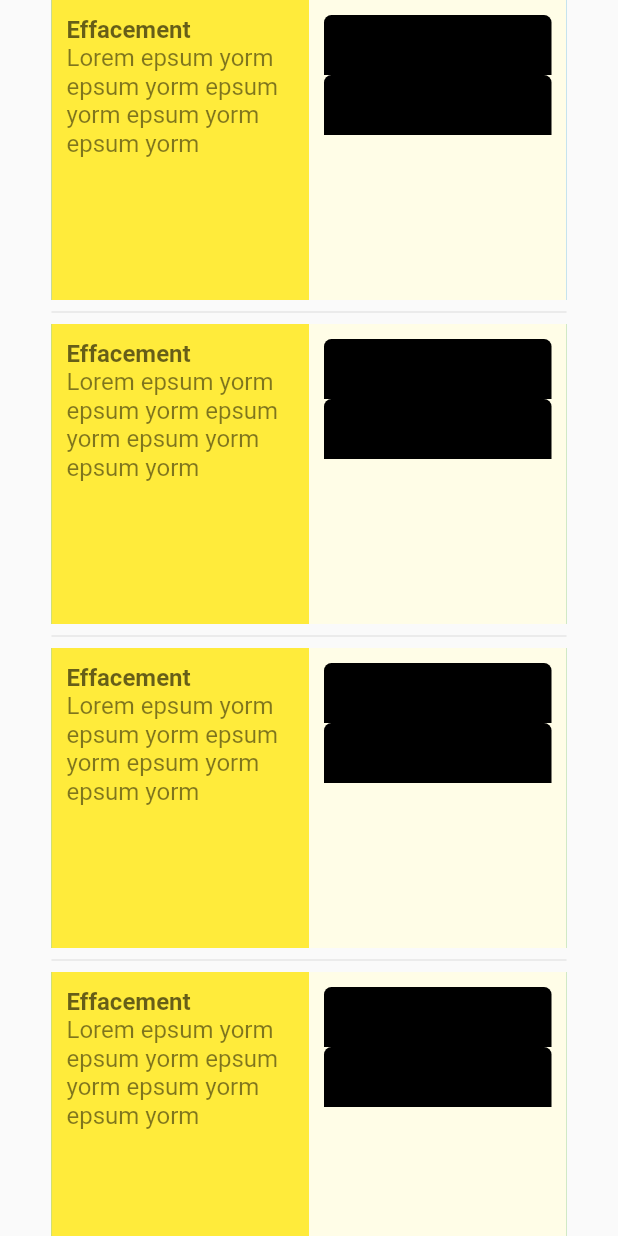
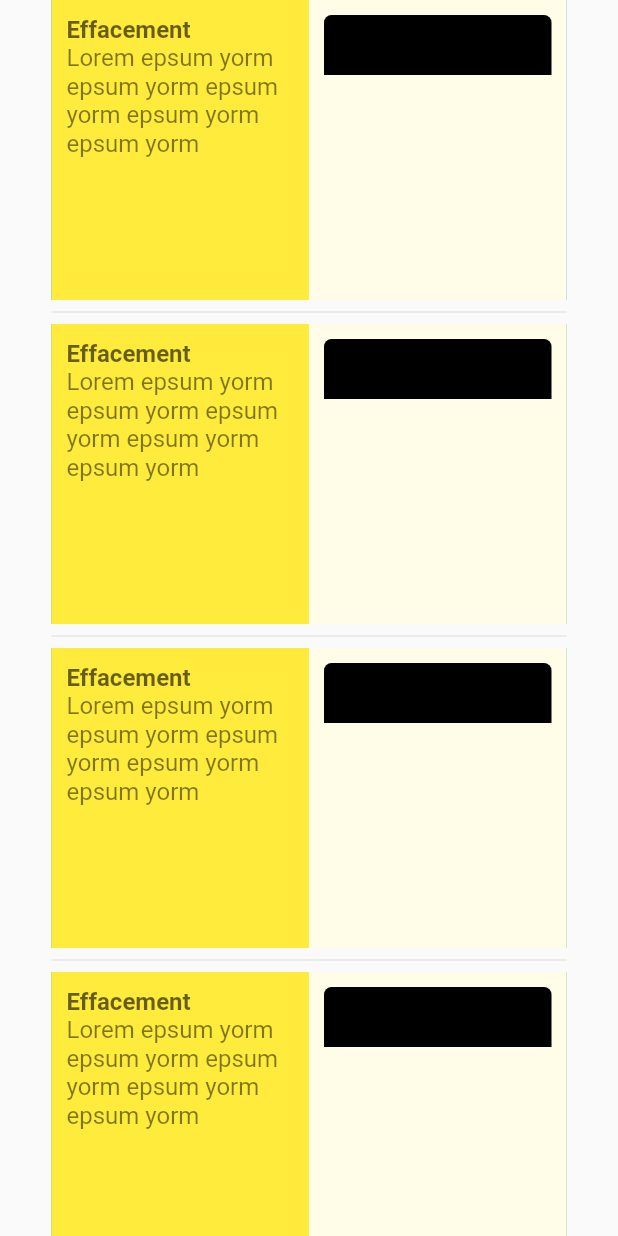
Before and after one commit to luconti/edemascore, a Flutter app: the screen it shows after launch, on a phone screen of 412 x 824 dp. Run offline on Flutter 3.47's test engine with Material 2 defaults, Android fonts, the phone set to English and light mode, and no system bars; Roboto replaces fonts that are missing (OpenSans).

Commit message:
refactor widget naming

```diff
--- a/lib/home.dart
+++ b/lib/home.dart
@@ -1,5 +1,5 @@
 import 'package:flutter/material.dart';
-import 'widgets/input.dart';
+import 'widgets/component.dart';
 
 class HomePage extends StatefulWidget {
   const HomePage({Key? key, required this.title}) : super(key: key);
@@ -24,35 +24,35 @@ class _HomePageState extends State<HomePage> {
                 child: Column(
                   mainAxisAlignment: MainAxisAlignment.start,
                   children: const [
-                    Input(
+                    Component(
                       title: "Effacement",
                       description:
                           "Lorem epsum yorm epsum yorm epsum yorm epsum yorm epsum yorm",
                       color: Colors.blue,
                     ),
                     Divider(),
-                    Input(
+                    Component(
                       title: "Effacement",
                       description:
                           "Lorem epsum yorm epsum yorm epsum yorm epsum yorm epsum yorm",
                       color: Colors.green,
                     ),
                     Divider(),
-                    Input(
+                    Component(
                       title: "Effacement",
                       description:
                           "Lorem epsum yorm epsum yorm epsum yorm epsum yorm epsum yorm",
                       color: Colors.green,
                     ),
                     Divider(),
-                    Input(
+                    Component(
                       title: "Effacement",
                       description:
                           "Lorem epsum yorm epsum yorm epsum yorm epsum yorm epsum yorm",
                       color: Colors.green,
                     ),
                     Divider(),
-                    Input(
+                    Component(
                       title: "Effacement",
                       description:
                           "Lorem epsum yorm epsum yorm epsum yorm epsum yorm epsum yorm",
--- a/lib/widgets/component.dart
+++ b/lib/widgets/component.dart
@@ -1,23 +1,72 @@
+import 'package:edema_calc/widgets/component_option.dart';
+import 'package:edema_calc/widgets/component_options.dart';
 import 'package:flutter/material.dart';
 
 class Component extends StatelessWidget {
-  const Component({Key? key}) : super(key: key);
+  const Component({
+    Key? key,
+    required this.title,
+    required this.description,
+    required this.color,
+  }) : super(key: key);
+
+  final String title;
+  final String description;
+  final Color color;
 
   @override
   Widget build(BuildContext context) {
-    return GestureDetector(
-      onTap: () => {},
-      child: Container(
-        height: 40,
-        decoration: const BoxDecoration(
-          color: Colors.black,
-          // TODO: only add radius to top and bottom buttons
-          borderRadius: BorderRadius.only(
-            topLeft: Radius.circular(5),
-            topRight: Radius.circular(5),
-          ),
-        ),
-      ),
+    return Container(
+      height: 200,
+      color: color,
+      child: LayoutBuilder(
+          builder: (BuildContext context, BoxConstraints constraints) {
+        return Row(
+          children: [
+            Flexible(
+              child: Container(
+                color: Colors.yellow,
+                alignment: Alignment.center,
+                padding: const EdgeInsets.all(10),
+                child: Column(
+                  crossAxisAlignment: CrossAxisAlignment.stretch,
+                  mainAxisAlignment: MainAxisAlignment.start,
+                  children: [
+                    Text(
+                      title,
+                      style: TextStyle(
+                        fontSize: 16,
+                        fontWeight: FontWeight.w600,
+                        color: Colors.black.withOpacity(0.6),
+                      ),
+                    ),
+                    Text(
+                      description,
+                      style: TextStyle(
+                        fontSize: 16,
+                        fontWeight: FontWeight.w400,
+                        color: Colors.black.withOpacity(0.5),
+                      ),
+                    ),
+                  ],
+                ),
+              ),
+            ),
+            Flexible(
+              child: Container(
+                color: Colors.yellow[50],
+                alignment: Alignment.center,
+                padding: const EdgeInsets.all(10),
+                child: ComponentOptions(
+                  options: [
+                    ComponentOptionInput(title: "Effacement", score: 0)
+                  ],
+                ),
+              ),
+            ),
+          ],
+        );
+      }),
     );
   }
 }
--- /dev/null
+++ b/lib/widgets/component_option.dart
@@ -0,0 +1,32 @@
+import 'package:flutter/material.dart';
+
+class ComponentOptionInput {
+  final String title;
+  final int score;
+
+  ComponentOptionInput({required this.title, required this.score});
+}
+
+class ComponentOption extends StatelessWidget {
+  const ComponentOption({Key? key, required this.input}) : super(key: key);
+
+  final ComponentOptionInput input;
+
+  @override
+  Widget build(BuildContext context) {
+    return GestureDetector(
+      onTap: () => {},
+      child: Container(
+        height: 40,
+        decoration: const BoxDecoration(
+          color: Colors.black,
+          // TODO: only add radius to top and bottom buttons
+          borderRadius: BorderRadius.only(
+            topLeft: Radius.circular(5),
+            topRight: Radius.circular(5),
+          ),
+        ),
+      ),
+    );
+  }
+}
--- /dev/null
+++ b/lib/widgets/component_options.dart
@@ -0,0 +1,23 @@
+import 'package:edema_calc/widgets/component_option.dart';
+import 'package:flutter/material.dart';
+
+class ComponentOptions extends StatelessWidget {
+  const ComponentOptions({
+    Key? key,
+    required this.options,
+  }) : super(key: key);
+
+  final List<ComponentOptionInput> options;
+
+  @override
+  Widget build(context) {
+    return Column(
+      crossAxisAlignment: CrossAxisAlignment.stretch,
+      mainAxisAlignment: MainAxisAlignment.start,
+      children: [
+        for (ComponentOptionInput o in options) ComponentOption(input: o)
+      ],
+    );
+    ;
+  }
+}
--- a/lib/widgets/components.dart
+++ /dev/null
@@ -1,29 +0,0 @@
-import 'package:edema_calc/widgets/component.dart';
-import 'package:flutter/material.dart';
-
-class ButtonInput {
-  final String title;
-  final String value;
-
-  ButtonInput({
-    required this.title,
-    required this.value,
-  });
-}
-
-class Components extends StatelessWidget {
-  const Components({Key? key}) : super(key: key);
-
-  @override
-  Widget build(context) {
-    return Column(
-      crossAxisAlignment: CrossAxisAlignment.stretch,
-      mainAxisAlignment: MainAxisAlignment.start,
-      children: const [
-        Component(),
-        Component(),
-      ],
-    );
-    ;
-  }
-}
--- a/lib/widgets/input.dart
+++ /dev/null
@@ -1,67 +0,0 @@
-import 'package:edema_calc/widgets/components.dart';
-import 'package:flutter/material.dart';
-
-class Input extends StatelessWidget {
-  const Input({
-    Key? key,
-    required this.title,
-    required this.description,
-    required this.color,
-  }) : super(key: key);
-
-  final String title;
-  final String description;
-  final Color color;
-
-  @override
-  Widget build(BuildContext context) {
-    return Container(
-      height: 200,
-      color: color,
-      child: LayoutBuilder(
-          builder: (BuildContext context, BoxConstraints constraints) {
-        return Row(
-          children: [
-            Flexible(
-              child: Container(
-                color: Colors.yellow,
-                alignment: Alignment.center,
-                padding: const EdgeInsets.all(10),
-                child: Column(
-                  crossAxisAlignment: CrossAxisAlignment.stretch,
-                  mainAxisAlignment: MainAxisAlignment.start,
-                  children: [
-                    Text(
-                      title,
-                      style: TextStyle(
-                        fontSize: 16,
-                        fontWeight: FontWeight.w600,
-                        color: Colors.black.withOpacity(0.6),
-                      ),
-                    ),
-                    Text(
-                      description,
-                      style: TextStyle(
-                        fontSize: 16,
-                        fontWeight: FontWeight.w400,
-                        color: Colors.black.withOpacity(0.5),
-                      ),
-                    ),
-                  ],
-                ),
-              ),
-            ),
-            Flexible(
-              child: Container(
-                color: Colors.yellow[50],
-                alignment: Alignment.center,
-                padding: const EdgeInsets.all(10),
-                child: const Components(),
-              ),
-            ),
-          ],
-        );
-      }),
-    );
-  }
-}
```
